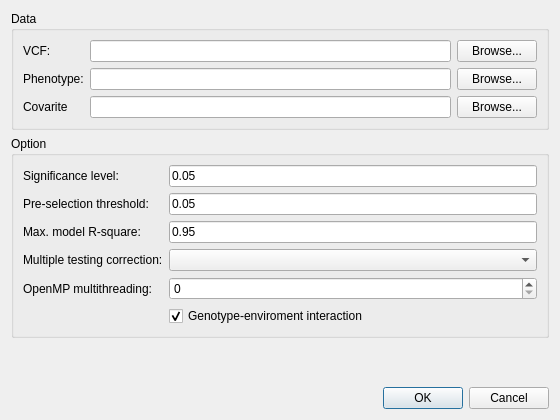
njau-sri/rtm-gwas-gui, file dialogassoc.ui: the form before one commit.
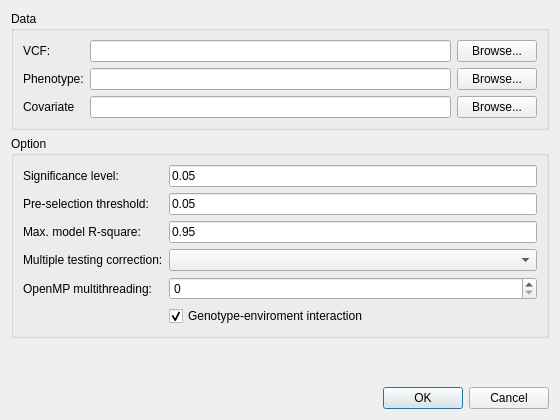
The form after the commit.

What changed in the file:
```diff
--- a/dialogassoc.ui
+++ b/dialogassoc.ui
@@ -57,7 +57,7 @@
       <item row="2" column="0">
        <widget class="QLabel" name="labelCovar">
         <property name="text">
-         <string>Covarite</string>
+         <string>Covariate</string>
         </property>
        </widget>
       </item>
```
